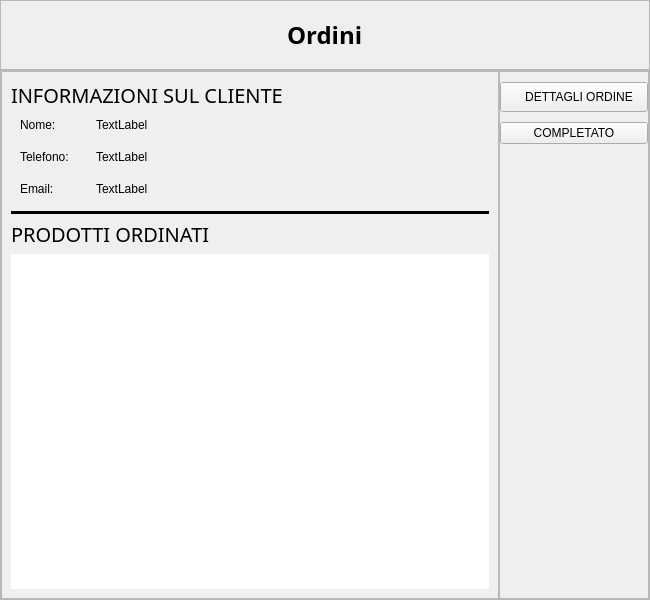
Above: projectIS/listaordini/view/vistaOrdini.ui from chritianchiappa/progetto_panificio before the change. Below: the same form after it.
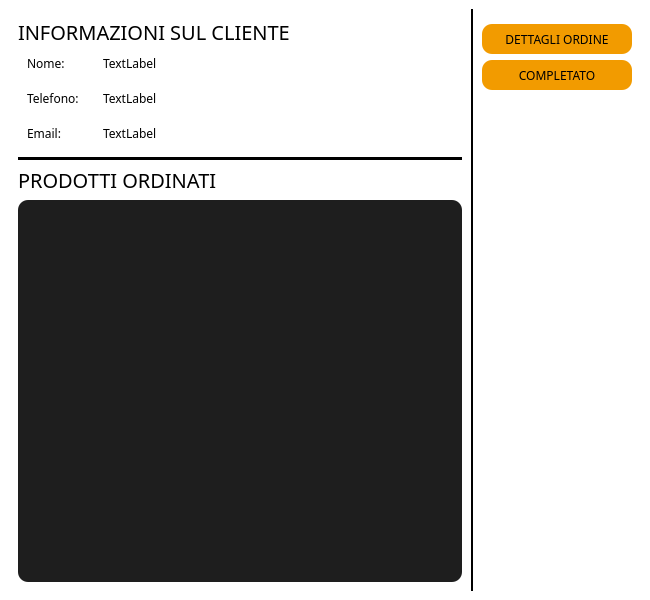
That is the form after the change. The open tabs and pages were chosen to show the change. Icons and pictures are not drawn.

```diff
--- a/projectIS/listaordini/view/vistaOrdini.ui
+++ b/projectIS/listaordini/view/vistaOrdini.ui
@@ -25,60 +25,27 @@
   <property name="windowTitle">
    <string>Form</string>
   </property>
+  <property name="styleSheet">
+   <string notr="true">background-color: rgb(255, 255, 255);
+color: rgb(0, 0, 0);
+border:none;</string>
+  </property>
   <layout class="QVBoxLayout" name="verticalLayout">
    <property name="spacing">
-    <number>0</number>
+    <number>6</number>
    </property>
    <property name="leftMargin">
-    <number>0</number>
+    <number>9</number>
    </property>
    <property name="topMargin">
-    <number>0</number>
+    <number>9</number>
    </property>
    <property name="rightMargin">
-    <number>0</number>
+    <number>9</number>
    </property>
    <property name="bottomMargin">
-    <number>0</number>
+    <number>9</number>
    </property>
-   <item>
-    <widget class="QFrame" name="frame_2">
-     <property name="sizePolicy">
-      <sizepolicy hsizetype="Expanding" vsizetype="Expanding">
-       <horstretch>0</horstretch>
-       <verstretch>0</verstretch>
-      </sizepolicy>
-     </property>
-     <property name="maximumSize">
-      <size>
-       <width>16777215</width>
-       <height>70</height>
-      </size>
-     </property>
-     <property name="frameShape">
-      <enum>QFrame::StyledPanel</enum>
-     </property>
-     <property name="frameShadow">
-      <enum>QFrame::Raised</enum>
-     </property>
-     <layout class="QHBoxLayout" name="horizontalLayout_4">
-      <item alignment="Qt::AlignHCenter">
-       <widget class="QLabel" name="label">
-        <property name="font">
-         <font>
-          <family>Arial Black</family>
-          <pointsize>18</pointsize>
-          <bold>true</bold>
-         </font>
-        </property>
-        <property name="text">
-         <string>Ordini</string>
-        </property>
-       </widget>
-      </item>
-     </layout>
-    </widget>
-   </item>
    <item>
     <widget class="QFrame" name="frame">
      <property name="frameShape">
@@ -145,6 +112,9 @@
             <layout class="QHBoxLayout" name="horizontalLayout_3">
              <item>
               <widget class="QTableWidget" name="tableWidget">
+               <property name="styleSheet">
+                <string notr="true"/>
+               </property>
                <property name="frameShape">
                 <enum>QFrame::StyledPanel</enum>
                </property>
@@ -223,6 +193,11 @@
                        <height>16777215</height>
                       </size>
                      </property>
+                     <property name="font">
+                      <font>
+                       <family>Tiro Kannada</family>
+                      </font>
+                     </property>
                      <property name="text">
                       <string>Nome:</string>
                      </property>
@@ -230,6 +205,11 @@
                    </item>
                    <item>
                     <widget class="QLabel" name="nome">
+                     <property name="font">
+                      <font>
+                       <family>Tiro Kannada</family>
+                      </font>
+                     </property>
                      <property name="text">
                       <string>TextLabel</string>
                      </property>
@@ -255,6 +235,11 @@
                        <height>16777215</height>
                       </size>
                      </property>
+                     <property name="font">
+                      <font>
+                       <family>Tiro Kannada</family>
+                      </font>
+                     </property>
                      <property name="text">
                       <string>Telefono:</string>
                      </property>
@@ -262,6 +247,11 @@
                    </item>
                    <item>
                     <widget class="QLabel" name="telefono">
+                     <property name="font">
+                      <font>
+                       <family>Tiro Kannada</family>
+                      </font>
+                     </property>
                      <property name="text">
                       <string>TextLabel</string>
                      </property>
@@ -287,6 +277,11 @@
                        <height>16777215</height>
                       </size>
                      </property>
+                     <property name="font">
+                      <font>
+                       <family>Tiro Kannada</family>
+                      </font>
+                     </property>
                      <property name="text">
                       <string>Email:</string>
                      </property>
@@ -294,6 +289,11 @@
                    </item>
                    <item>
                     <widget class="QLabel" name="email">
+                     <property name="font">
+                      <font>
+                       <family>Tiro Kannada</family>
+                      </font>
+                     </property>
                      <property name="text">
                       <string>TextLabel</string>
                      </property>
@@ -365,7 +365,29 @@
                  </widget>
                 </item>
                 <item>
-                 <widget class="QListView" name="list_view"/>
+                 <widget class="QListView" name="list_view">
+                  <property name="font">
+                   <font>
+                    <family>Tiro Kannada</family>
+                   </font>
+                  </property>
+                  <property name="styleSheet">
+                   <string notr="true">QListView{
+background-color:rgba(0,0,0,225);
+border-radius:10px;
+color:white;
+padding-left:5px;
+padding-top:10px;
+padding-right:5px;
+}
+
+QListView::item:selected {
+border-radius:3px;
+background-color: rgb(242, 155, 0);
+color:black;
+}</string>
+                  </property>
+                 </widget>
                 </item>
                </layout>
               </widget>
@@ -385,12 +407,21 @@
           <verstretch>0</verstretch>
          </sizepolicy>
         </property>
+        <property name="minimumSize">
+         <size>
+          <width>170</width>
+          <height>0</height>
+         </size>
+        </property>
         <property name="maximumSize">
          <size>
           <width>150</width>
           <height>16777215</height>
          </size>
         </property>
+        <property name="styleSheet">
+         <string notr="true">border-left:2px solid black;</string>
+        </property>
         <property name="frameShape">
          <enum>QFrame::StyledPanel</enum>
         </property>
@@ -399,64 +430,93 @@
         </property>
         <layout class="QVBoxLayout" name="verticalLayout_3">
          <property name="spacing">
-          <number>10</number>
+          <number>6</number>
          </property>
          <property name="leftMargin">
-          <number>0</number>
+          <number>9</number>
          </property>
          <property name="topMargin">
-          <number>10</number>
+          <number>15</number>
          </property>
          <property name="rightMargin">
-          <number>0</number>
+          <number>9</number>
          </property>
          <property name="bottomMargin">
-          <number>0</number>
+          <number>9</number>
          </property>
          <item>
-          <widget class="QToolButton" name="dettagli_ordine_button">
-           <property name="sizePolicy">
-            <sizepolicy hsizetype="Minimum" vsizetype="Fixed">
-             <horstretch>0</horstretch>
-             <verstretch>0</verstretch>
-            </sizepolicy>
-           </property>
+          <widget class="QPushButton" name="dettagli_ordine_button">
            <property name="minimumSize">
             <size>
              <width>0</width>
              <height>30</height>
             </size>
            </property>
+           <property name="font">
+            <font>
+             <family>Tiro Kannada</family>
+            </font>
+           </property>
            <property name="cursor">
             <cursorShape>PointingHandCursor</cursorShape>
            </property>
-           <property name="layoutDirection">
-            <enum>Qt::LeftToRight</enum>
-           </property>
            <property name="styleSheet">
-            <string notr="true">padding-left:20px;</string>
+            <string notr="true">QPushButton{
+   
+	background-color: rgb(242, 155, 0);
+     border:none;
+     
+	color: rgb(0, 0, 0);
+     border-radius:10px;
+   
+}</string>
            </property>
            <property name="text">
-            <string>   DETTAGLI ORDINE</string>
+            <string>DETTAGLI ORDINE</string>
            </property>
            <property name="icon">
             <iconset resource="../../home/view/res.qrc">
              <normaloff>:/icone/icone/piu.png</normaloff>
              <normalon>:/icone/icone/meno.png</normalon>:/icone/icone/piu.png</iconset>
            </property>
+           <property name="iconSize">
+            <size>
+             <width>13</width>
+             <height>13</height>
+            </size>
+           </property>
            <property name="checkable">
             <bool>true</bool>
            </property>
-           <property name="toolButtonStyle">
-            <enum>Qt::ToolButtonTextBesideIcon</enum>
-           </property>
           </widget>
          </item>
          <item>
           <widget class="QPushButton" name="completato_button">
+           <property name="minimumSize">
+            <size>
+             <width>0</width>
+             <height>30</height>
+            </size>
+           </property>
+           <property name="font">
+            <font>
+             <family>Tiro Kannada</family>
+            </font>
+           </property>
            <property name="cursor">
             <cursorShape>PointingHandCursor</cursorShape>
            </property>
+           <property name="styleSheet">
+            <string notr="true">QPushButton{
+   
+	background-color: rgb(242, 155, 0);
+     border:none;
+     
+	color: rgb(0, 0, 0);
+     border-radius:10px;
+   
+}</string>
+           </property>
            <property name="text">
             <string>COMPLETATO</string>
            </property>
```
